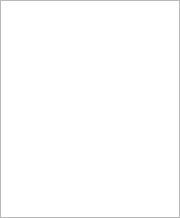
gyrovorbis/elysian-shadows, file ESToolkit/ESToolkit/form/estk/tk_asset_dock_widget.ui: the form before one commit.
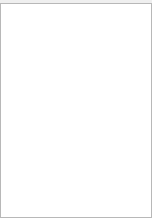
The form after the commit. Custom widgets are drawn as their Qt base class.

Diff of the .ui file:
```diff
--- a/ESToolkit/ESToolkit/form/estk/tk_asset_dock_widget.ui
+++ b/ESToolkit/ESToolkit/form/estk/tk_asset_dock_widget.ui
@@ -6,14 +6,14 @@
    <rect>
     <x>0</x>
     <y>0</y>
-    <width>180</width>
+    <width>152</width>
     <height>218</height>
    </rect>
   </property>
   <property name="minimumSize">
    <size>
-    <width>0</width>
-    <height>0</height>
+    <width>79</width>
+    <height>104</height>
    </size>
   </property>
   <property name="features">
@@ -31,7 +31,7 @@
      <number>0</number>
     </property>
     <property name="topMargin">
-     <number>0</number>
+     <number>3</number>
     </property>
     <property name="rightMargin">
      <number>0</number>
```
